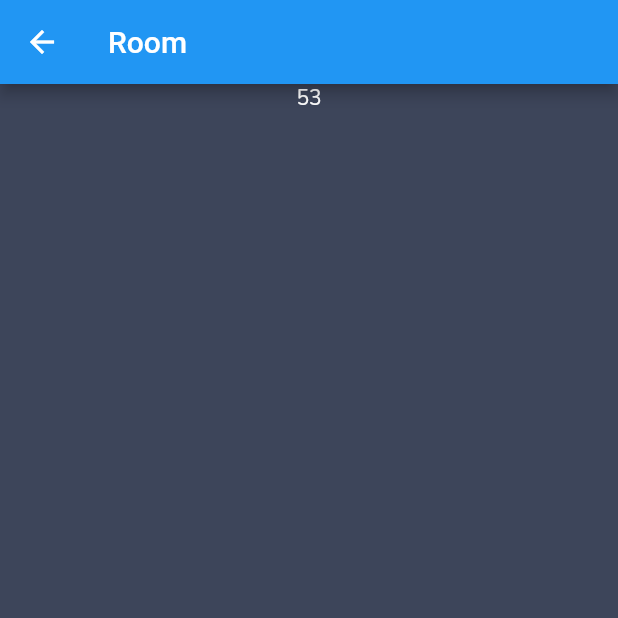
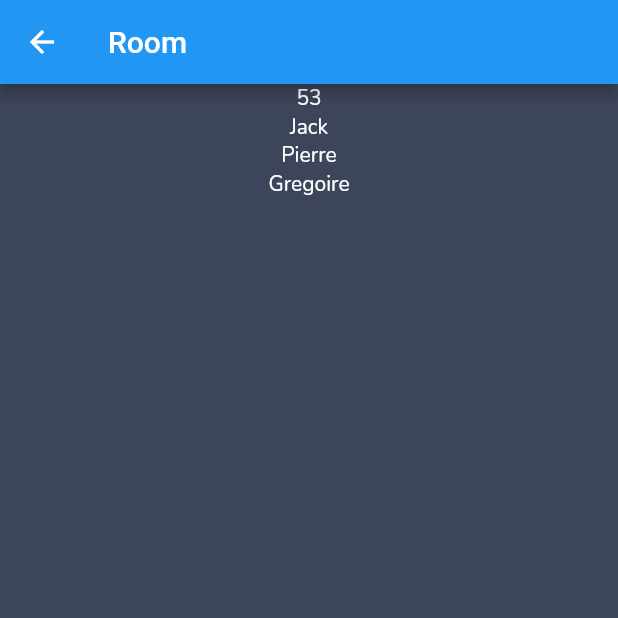
Before and after one commit to Un-dev/Projet-AcLab, a Flutter app: the screen it shows after launch, after a tap on "Create a room", on a phone screen of 412 x 824 dp, the top half of it. Run offline on Flutter 3.47's test engine with Material 2 defaults, Android fonts, the phone set to English and light mode, and no system bars; our stand-ins replace socket_io_client; network calls fail.

Commit message:
:sparkles: added UserItem

```diff
--- a/netlab/lib/Screens/Home/home.dart
+++ b/netlab/lib/Screens/Home/home.dart
@@ -2,7 +2,7 @@ import 'package:flutter/material.dart';
 import 'package:netlab/Arguments/RoomArguments.dart';
 import 'package:netlab/actions/ioSocket.dart';
 import 'package:netlab/theme.dart';
-import 'package:netlab/utils/customButton.dart';
+import 'package:netlab/utils/CustomButton.dart';
 
 class Home extends StatelessWidget {
   final ThemeData theme = globalTheme();
@@ -45,7 +45,8 @@ class Home extends StatelessWidget {
 
 void createRoom(BuildContext context) {
   final socket = getSocket();
-  socket.emit('create_room', {'username': 'toto'});
+  //returns an array
+  socket.emit('create', {'username': 'toto'});
   final int idRoom = 53;
   Navigator.of(context).pushNamed('/room', arguments: RoomArguments(idRoom));
 }
--- a/netlab/lib/Screens/Room/Room.dart
+++ b/netlab/lib/Screens/Room/Room.dart
@@ -1,7 +1,9 @@
 import 'package:flutter/material.dart';
+import 'package:netlab/utils/UserItem.dart';
 
 class Room extends StatefulWidget {
   final int idRoom;
+  final List<String> users = ['Jack', 'Pierre', 'Gregoire'];
   Room({this.idRoom});
 
   @override
@@ -16,11 +18,18 @@ class _RoomState extends State<Room> {
       appBar: AppBar(title: Text('Room')),
       body: Center(
         child: Column(
-          children: [
-            Text(widget.idRoom.toString()),
-          ],
+          children: renderUsers(widget.users, widget.idRoom),
         ),
       ),
     );
   }
+
+  List<Widget> renderUsers(List<String> users, int idRoom) {
+    List<Widget> res = [Text(idRoom.toString())];
+
+    for (var i = 0; i < users.length; i++) {
+      res.add(UserItem(username: users[i]));
+    }
+    return res;
+  }
 }
--- /dev/null
+++ b/netlab/lib/utils/UserItem.dart
@@ -0,0 +1,12 @@
+import 'package:flutter/material.dart';
+
+class UserItem extends StatelessWidget {
+  final String username;
+
+  UserItem({this.username});
+
+  @override
+  Widget build(BuildContext context) {
+    return Container(child: Text(this.username));
+  }
+}
```
